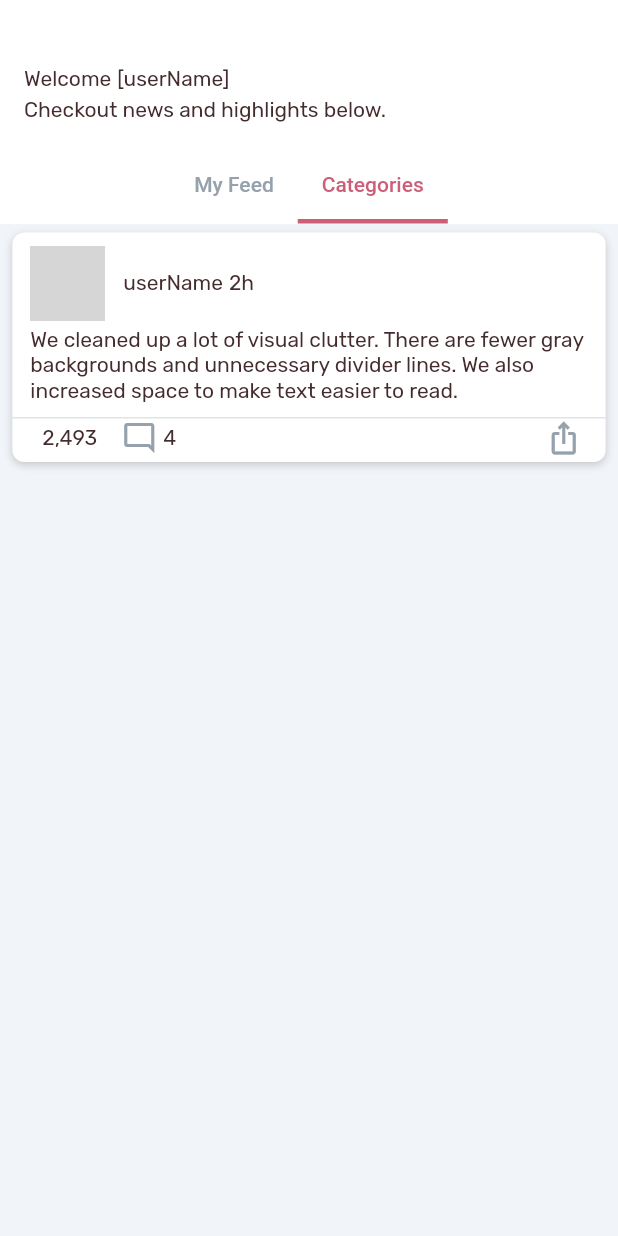
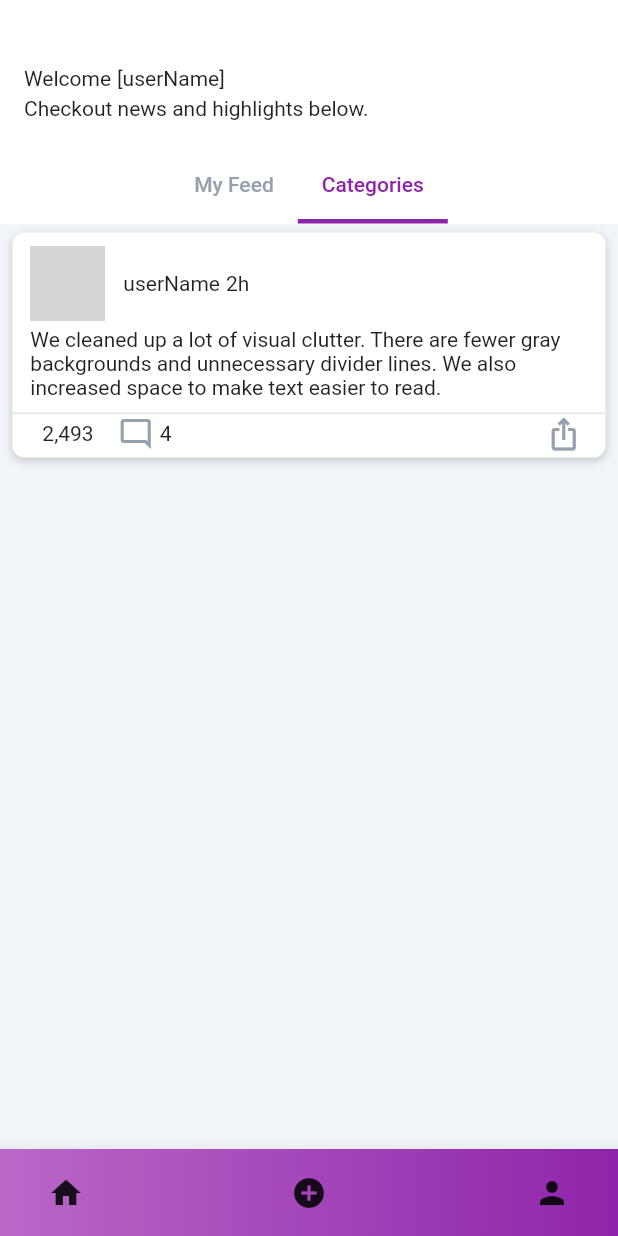
Before and after one commit to CPAD2021SecA/SecAGroup05, a Flutter app: the BlogDashboardWidget screen opened directly, tab 2 chosen, on a phone screen of 412 x 824 dp. Run offline on Flutter 3.47's test engine with Material 2 defaults, Android fonts, the phone set to English and light mode, and no system bars; our stand-ins replace google_fonts; network calls fail; grey boxes are pictures that could not be loaded.

Commit message:
Fix Navigation issues and theme changes

```diff
--- a/blog_application/lib/blogDashboard.dart
+++ b/blog_application/lib/blogDashboard.dart
@@ -88,12 +88,12 @@
                 children: [
                   TabBar(
                     isScrollable: true,
-                    labelColor: Color(0xFFCD5E77),
+                    labelColor: Color(0xFF8E24AA),
                     unselectedLabelColor: Color(0xFF95A1AC),
                     labelStyle: GoogleFonts.getFont(
                       'Roboto',
                     ),
-                    indicatorColor: Color(0xFFCD5E77),
+                    indicatorColor: Color(0xFF8E24AA),
                     indicatorWeight: 3,
                     tabs: [
                       Tab(
@@ -502,6 +502,7 @@
               ),
             ),
           ),
+
           // Container(
           //   decoration: BoxDecoration(
           //     color: Color(0xFFEEEEEE),
@@ -571,6 +572,51 @@
           // )
         ],
       ),
+      bottomNavigationBar: BottomAppBar(
+        child: Container(
+          decoration: BoxDecoration(
+            gradient: LinearGradient(colors: [Color(0xFFBA68C8), Color(0xFF8E24AA)]),
+          ),
+          child: Padding(
+            padding: EdgeInsets.only(left: 20, right: 20, top: 5, bottom: 5),
+            child: Row(
+              mainAxisAlignment: MainAxisAlignment.spaceBetween,
+              children: <Widget>[
+                IconButton(
+                    tooltip: 'Home',
+                    icon: Icon(Icons.home),
+                    onPressed: () {
+                      Navigator.push(
+                          context,
+                          MaterialPageRoute(
+                            builder: (context) => BlogDashboardWidget(),
+                          ));
+                    }),
+                IconButton(
+                    tooltip: 'Add post',
+                    icon: Icon(Icons.add_circle),
+                    onPressed: () {
+                        Navigator.push(
+                            context,
+                            MaterialPageRoute(
+                                builder: (context) => CreatePostWidget(),
+                                ));
+                    }),
+                IconButton(
+                    tooltip: 'Profile',
+                    icon: Icon(Icons.person),
+                    onPressed: () {
+                      Navigator.push(
+                          context,
+                          MaterialPageRoute(
+                            builder: (context) => ProfilePageWidget(),
+                          ));
+                    }),
+              ],
+            ),
+          ),
+        ),
+      ),
     );
   }
 }
--- a/blog_application/lib/createAccount.dart
+++ b/blog_application/lib/createAccount.dart
@@ -203,6 +203,10 @@
                                       0, 0, 0, 20),
                                   child: ElevatedButton(
                                     child: Text('Create Account'),
+                                    style: ElevatedButton.styleFrom(
+                                      primary: Colors.purple, // background
+                                      onPrimary: Colors.white,
+                                    ),
                                     onPressed: () async {
                                       final user = await signInWithEmail(
                                         context,
@@ -252,6 +256,7 @@
                                   },
                                   child: Text(
                                     'Already have an account?',
+
                                     // style: FlutterFlowTheme.bodyText1.override(
                                     //   fontFamily: 'Playfair Display',
                                     //   color: Color(0xFF1F1F1F),
--- a/blog_application/lib/createPost.dart
+++ b/blog_application/lib/createPost.dart
@@ -288,7 +288,7 @@
                   await Navigator.push(
                     context,
                     MaterialPageRoute(
-                      builder: (context) => HomePage(),
+                      builder: (context) => BlogDashboardWidget(),
                     ),
                   );
                 } finally {
--- a/blog_application/lib/profilePage.dart
+++ b/blog_application/lib/profilePage.dart
@@ -86,7 +86,7 @@
                                   mainAxisAlignment: MainAxisAlignment.center,
                                   children: <Widget>[
                                     new CircleAvatar(
-                                      backgroundColor: Color(0xFFCD5E77),
+                                      backgroundColor: Colors.purple,
                                       radius: 25.0,
                                       child: new Icon(
                                         Icons.camera_alt,
@@ -120,7 +120,7 @@
                                     mainAxisSize: MainAxisSize.min,
                                     children: <Widget>[
                                       new Text(
-                                        'Parsonal Information',
+                                        'Personal Information',
                                         style: TextStyle(
                                             fontSize: 18.0,
                                             fontWeight: FontWeight.bold),
@@ -359,7 +359,7 @@
                   child: new RaisedButton(
                     child: new Text("Save"),
                     textColor: Colors.white,
-                    color: Color(0xFFCD5E77),
+                    color: Colors.purple,
                     onPressed: () {
                       setState(() {
                         _status = true;
```
Also changed, not shown: blog_application/lib/home.dart (+8 -2 lines), blog_application/lib/login.dart (+16 -8 lines), blog_application/lib/main.dart (+74 -74 lines).
